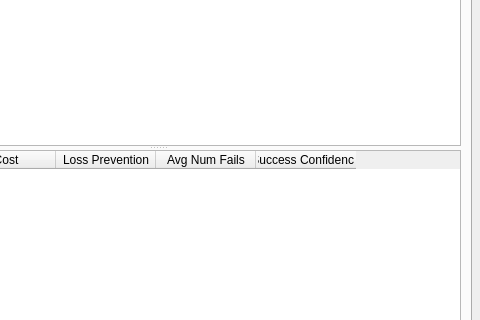
Graveflo/BDO_Enhancement_Tool, file Forms/Main_Window.ui: the form before one commit; both pictures show x 452 to 932 and y 169 to 489 of the 932 by 630 pixel window.
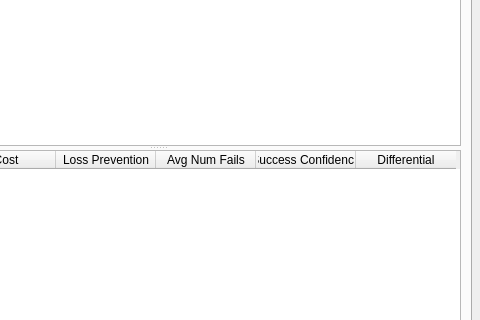
The form after the commit. The open tabs and pages were chosen to show the change. Icons and pictures are not drawn.

Diff of the .ui file:
```diff
--- a/Forms/Main_Window.ui
+++ b/Forms/Main_Window.ui
@@ -1034,6 +1034,11 @@
                  <string>Success Confidence</string>
                 </property>
                </column>
+               <column>
+                <property name="text">
+                 <string>Differential</string>
+                </property>
+               </column>
               </widget>
              </widget>
             </item>
```
